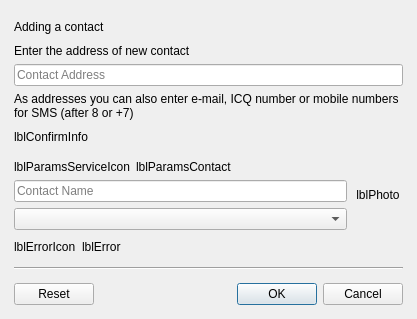
The window that src/plugins/rosterchanger/addcontactdialog.ui (silvansky/Contacts) describes before a commit, drawn with Qt 5.
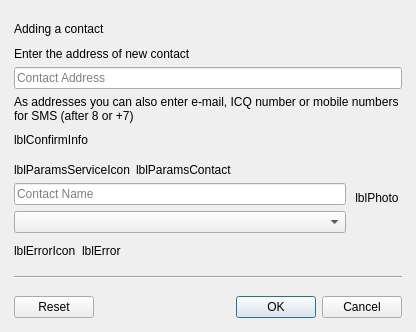
The same window after the commit.

Commit message: В диалоге добавления контакта прячутся поля имени и группы при вызове из профиля контакта (#2493).

Diff of the .ui file:
```diff
--- a/src/plugins/rosterchanger/addcontactdialog.ui
+++ b/src/plugins/rosterchanger/addcontactdialog.ui
@@ -6,8 +6,8 @@
    <rect>
     <x>0</x>
     <y>0</y>
-    <width>417</width>
-    <height>319</height>
+    <width>416</width>
+    <height>332</height>
    </rect>
   </property>
   <property name="sizePolicy">
@@ -108,11 +108,13 @@
    </item>
    <item>
     <widget class="QWidget" name="wdtPageParams" native="true">
-     <layout class="QGridLayout" name="gridLayout">
+     <layout class="QHBoxLayout" name="horizontalLayout">
       <property name="margin">
        <number>0</number>
       </property>
-      <item row="0" column="0">
+      <item>
+       <layout class="QVBoxLayout" name="verticalLayout_5">
+        <item>
        <layout class="QHBoxLayout" name="horizontalLayout_3">
         <item>
          <widget class="QLabel" name="lblParamsServiceIcon">
@@ -139,7 +141,19 @@
         </item>
        </layout>
       </item>
-      <item row="0" column="1" rowspan="3">
+        <item>
+         <widget class="QLineEdit" name="lneParamsNick">
+          <property name="placeholderText">
+           <string>Contact Name</string>
+          </property>
+         </widget>
+        </item>
+        <item>
+         <widget class="QComboBox" name="cmbParamsGroup"/>
+        </item>
+       </layout>
+      </item>
+      <item>
        <widget class="QLabel" name="lblParamsPhoto">
         <property name="sizePolicy">
          <sizepolicy hsizetype="Fixed" vsizetype="Fixed">
@@ -167,16 +181,6 @@
         </property>
        </widget>
       </item>
-      <item row="1" column="0">
-       <widget class="QLineEdit" name="lneParamsNick">
-        <property name="placeholderText">
-         <string>Contact Name</string>
-        </property>
-       </widget>
-      </item>
-      <item row="2" column="0">
-       <widget class="QComboBox" name="cmbParamsGroup"/>
-      </item>
      </layout>
     </widget>
    </item>
```
Lines whose indentation alone changed are shown as unchanged. The commit also changes 2 other files.
